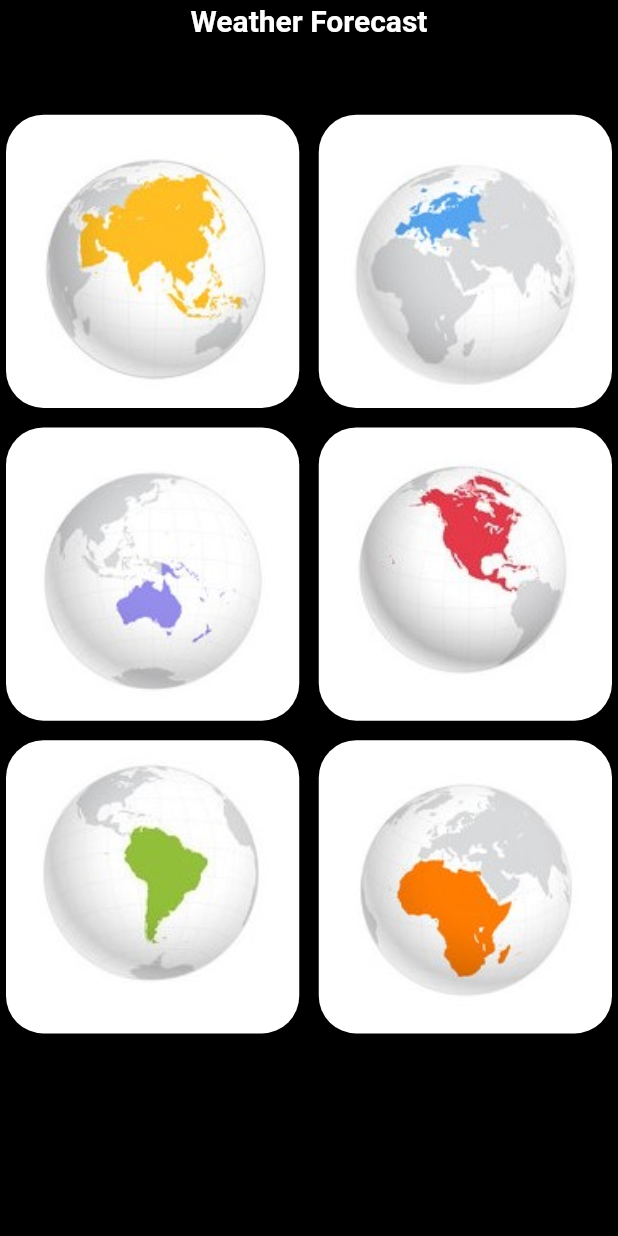
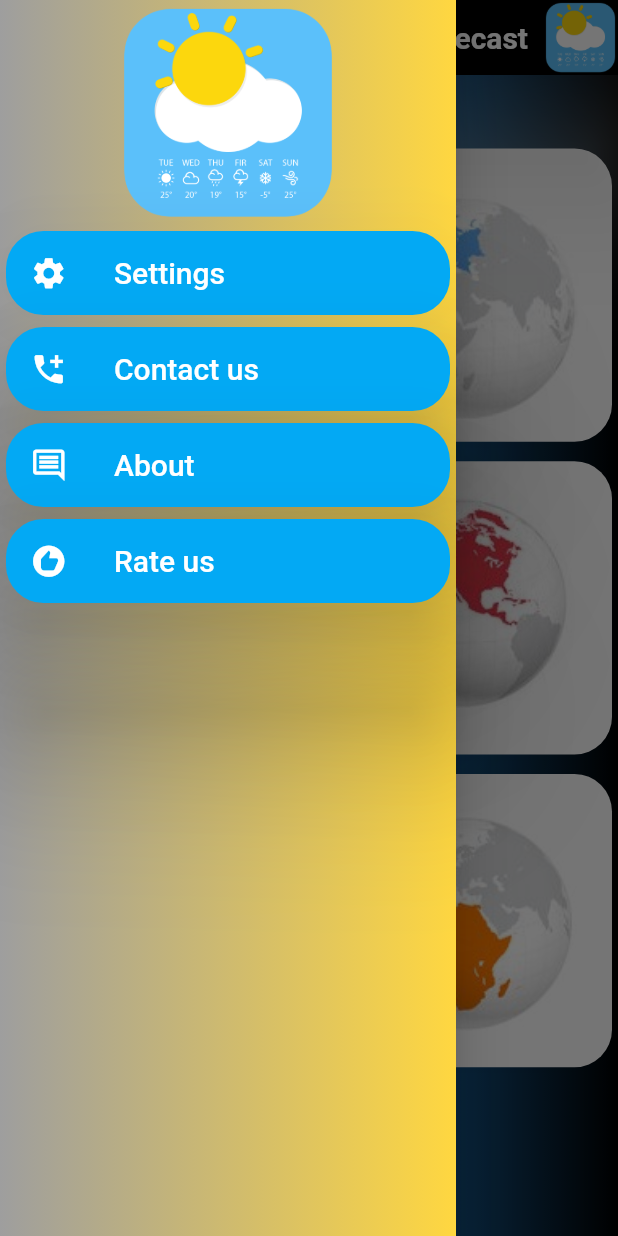
Before and after one commit to mohammadkarbalaee/weather-forcast-app, a Flutter app: the screen it shows after launch, with the side drawer open (before the commit the screen has no drawer), on a phone screen of 412 x 824 dp. Run offline on Flutter 3.47's test engine with Material 2 defaults, Android fonts, the phone set to English and light mode, and no system bars.

Commit message:
added something

```diff
--- a/lib/continents.dart
+++ b/lib/continents.dart
@@ -55,21 +55,114 @@ class ContinentsPage extends StatelessWidget {
     SizedBox(height: 20,),
   ];
 
-  List<Widget> africaCountries = [];
-  List<Widget> europeCountries = [];
-  List<Widget> southAmericaCountries = [];
-  List<Widget> northAmericaCountries = [];
-  List<Widget> oceaniaCountries = [];
+  List<Widget> africaCountries = [
+
+  ];
+  List<Widget> europeCountries = [
+
+  ];
+  List<Widget> southAmericaCountries = [
+
+  ];
+  List<Widget> northAmericaCountries = [
+
+  ];
+  List<Widget> oceaniaCountries = [
+
+  ];
 
   @override
   Widget build(BuildContext context) {
-    double paddingRight = MediaQuery.of(context).size.width / 4;
     return Scaffold(
+      drawer: Drawer(
+        child: Container(
+          decoration: BoxDecoration(
+            gradient: LinearGradient(
+              colors: [
+                Colors.grey,
+                Colors.amberAccent,
+              ]
+            )
+          ),
+          child: ListView(
+            children: [
+              Container(
+                height: 150,
+                child: ClipRRect(
+                  child: Image(
+                    fit: BoxFit.fitHeight,
+                    image: AssetImage('assets/images/icon.png'),
+                  ),
+                ),
+              ),
+              NavigationDrawerItem(
+                'Settings',
+                Icon(Icons.settings,size: 25,color: Colors.white,),
+                  (){
+                    Navigator.push(
+                        context,
+                        MaterialPageRoute(
+                            builder: (context) => Container(
+                              child: Center(child: Text('settings')),
+                            )
+                        )
+                    );
+                  }
+              ),
+              NavigationDrawerItem(
+                'Contact us',
+                Icon(Icons.add_ic_call,size: 25,color: Colors.white,),
+                  (){
+                    Navigator.push(
+                        context,
+                        MaterialPageRoute(
+                            builder: (context) => Container(
+                              child: Center(child: Text('settings')),
+                            )
+                        )
+                    );
+                  }
+              ),
+              NavigationDrawerItem(
+                'About',
+                Icon(Icons.insert_comment_outlined,size: 25,color: Colors.white,),
+                  (){
+                    Navigator.push(
+                        context,
+                        MaterialPageRoute(
+                            builder: (context) => Container(
+                              child: Center(child: Text('settings')),
+                            )
+                        )
+                    );
+                  }
+              ),
+              NavigationDrawerItem(
+                'Rate us',
+                Icon(Icons.recommend,size: 25,color: Colors.white,),
+                  (){
+                    Navigator.push(
+                        context,
+                        MaterialPageRoute(
+                            builder: (context) => Container(
+                              child: Center(child: Text('settings')),
+                            )
+                        )
+                    );
+                  }
+              ),
+            ],
+          ),
+        ),
+      ),
       backgroundColor:Colors.black,
       appBar: AppBar(
-        toolbarHeight: MediaQuery.of(context).size.height / 30,
-        backgroundColor: Colors.black,
-        title: Center(
+        toolbarHeight: 50,
+        backgroundColor: Color(0xff000000),
+        actions: [
+          Padding(
+            padding: EdgeInsets.only(right: 10),
+            child: Center(
               child: Text(
                 'Weather Forecast',
                 style: TextStyle(
@@ -79,7 +172,33 @@ class ContinentsPage extends StatelessWidget {
               ),
             ),
           ),
+          Container(
+            height: 20,
+            child: ClipRRect(
+              child: Image(
+                fit: BoxFit.fitHeight,
+                image: AssetImage('assets/images/icon.png'),
+              ),
+            ),
+          ),
+        ],
+        primary: true,
+        automaticallyImplyLeading: true,
+        elevation: 40,
+        shadowColor: Colors.white,
+        shape: ContinuousRectangleBorder(),
+
+      ),
       body: Container(
+        decoration: BoxDecoration(
+          gradient: LinearGradient(
+              colors: [
+                Colors.black,
+                Colors.blue,
+                Colors.black,
+              ]
+          )
+        ),
         child: Center(
           child: Padding(
             padding: const EdgeInsets.only(top: 45),
@@ -164,3 +283,35 @@ class Continent extends StatelessWidget {
     );
   }
 }
+
+class NavigationDrawerItem extends StatelessWidget {
+  var title;
+  var icon;
+  var onTap;
+
+  NavigationDrawerItem(this.title,this.icon,this.onTap);
+
+  @override
+  Widget build(BuildContext context) {
+    return Container(
+      child: Card(
+        color: Colors.lightBlue,
+        shape: RoundedRectangleBorder(
+          borderRadius: BorderRadius.all(Radius.circular(25)),
+        ),
+        elevation: 50,
+        child: ListTile(
+          leading: icon,
+          title: Text(
+            title,
+            style: TextStyle(
+                fontSize: 20,
+                color: Colors.white
+            ),
+          ),
+          onTap: onTap,
+        ),
+      ),
+    );
+  }
+}
```
Lines whose indentation alone changed are shown as unchanged.
